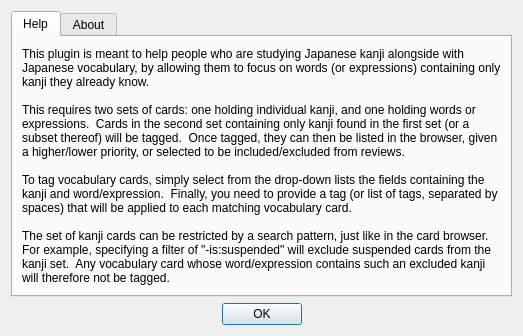
Before: the Qt Designer form kanjivocab/help.ui in fbriere/anki-kanjivocab, drawn with Qt 5.
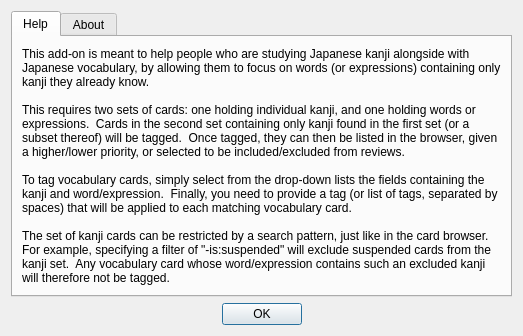
After: the same form once the commit is applied.

Commit message: s/plugin/add-on/g

Diff of the .ui file:
```diff
--- a/kanjivocab/help.ui
+++ b/kanjivocab/help.ui
@@ -29,7 +29,7 @@
 &lt;html&gt;&lt;head&gt;&lt;meta name=&quot;qrichtext&quot; content=&quot;1&quot; /&gt;&lt;style type=&quot;text/css&quot;&gt;
 p, li { white-space: pre-wrap; }
 &lt;/style&gt;&lt;/head&gt;&lt;body style=&quot; font-family:'Sans Serif'; font-size:9pt; font-weight:400; font-style:normal;&quot;&gt;
-&lt;p style=&quot; margin-top:0px; margin-bottom:0px; margin-left:0px; margin-right:0px; -qt-block-indent:0; text-indent:0px;&quot;&gt;This plugin is meant to help people who are studying Japanese kanji alongside with Japanese vocabulary, by allowing them to focus on words (or expressions) containing only kanji they already know.&lt;/p&gt;
+&lt;p style=&quot; margin-top:0px; margin-bottom:0px; margin-left:0px; margin-right:0px; -qt-block-indent:0; text-indent:0px;&quot;&gt;This add-on is meant to help people who are studying Japanese kanji alongside with Japanese vocabulary, by allowing them to focus on words (or expressions) containing only kanji they already know.&lt;/p&gt;
 &lt;p style=&quot;-qt-paragraph-type:empty; margin-top:0px; margin-bottom:0px; margin-left:0px; margin-right:0px; -qt-block-indent:0; text-indent:0px;&quot;&gt;&lt;br /&gt;&lt;/p&gt;
 &lt;p style=&quot; margin-top:0px; margin-bottom:0px; margin-left:0px; margin-right:0px; -qt-block-indent:0; text-indent:0px;&quot;&gt;This requires two sets of cards: one holding individual kanji, and one holding words or expressions.  Cards in the second set containing only kanji found in the first set (or a subset thereof) will be tagged.  Once tagged, they can then be listed in the browser, given a higher/lower priority, or selected to be included/excluded from reviews.&lt;/p&gt;
 &lt;p style=&quot;-qt-paragraph-type:empty; margin-top:0px; margin-bottom:0px; margin-left:0px; margin-right:0px; -qt-block-indent:0; text-indent:0px;&quot;&gt;&lt;br /&gt;&lt;/p&gt;
```
Left out of the diff: 2 changed lines with no effect on the pictures. The commit also changes 6 other files.
